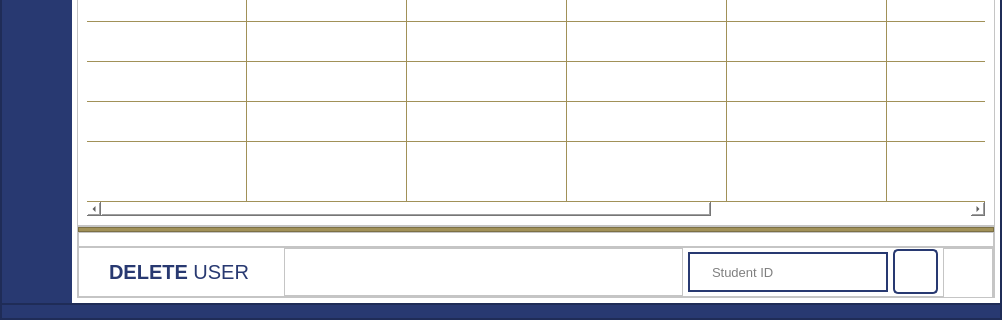
JohnPhil28/SoftEng, file main_screen.ui: the form before one commit; both pictures show x 0 to 1002 and y 360 to 680 of the 1002 by 680 pixel window.
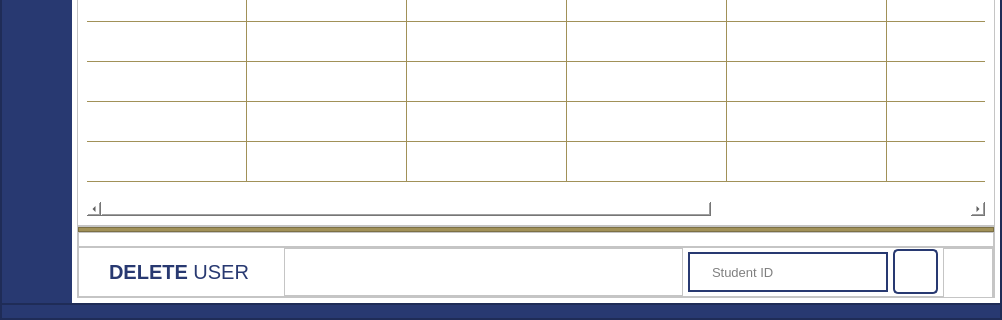
The form after the commit. Icons and pictures are not drawn.

What changed in the file:
```diff
--- a/main_screen.ui
+++ b/main_screen.ui
@@ -931,7 +931,7 @@
                        <bool>false</bool>
                       </attribute>
                       <attribute name="verticalHeaderStretchLastSection">
-                       <bool>true</bool>
+                       <bool>false</bool>
                       </attribute>
                       <row/>
                       <row/>
```
